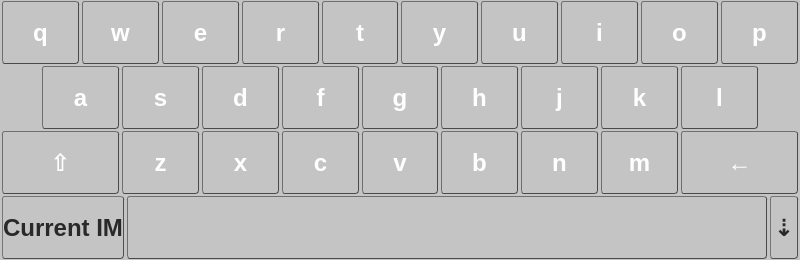
Before: the Qt Designer form src/QVirtualKeyboard.ui in drradwan/Qin, drawn with Qt 5.
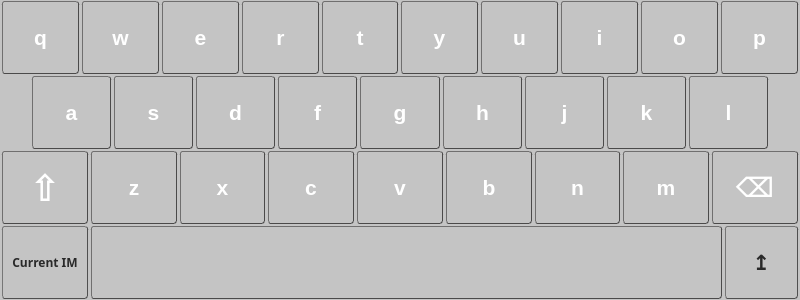
After: the same form once the commit is applied.

Diff of the .ui file:
```diff
--- a/src/QVirtualKeyboard.ui
+++ b/src/QVirtualKeyboard.ui
@@ -7,7 +7,7 @@
     <x>0</x>
     <y>0</y>
     <width>800</width>
-    <height>260</height>
+    <height>300</height>
    </rect>
   </property>
   <property name="sizePolicy">
@@ -33,7 +33,7 @@
 
 QPushButton {
     min-height: 1.5em;
-    font: 24px;
+    font: 1em;
     font-weight: bold;
     margin: 0 1px 0 1px;
     color: #292929;
@@ -52,7 +52,7 @@
 }
 
 QToolButton {
-    font: 24px;
+    font: 1em;
     font-weight: bold;
     margin: 0 1px 0 1px;
 
@@ -124,6 +124,7 @@
          </property>
          <property name="font">
           <font>
+           <pointsize>16</pointsize>
            <weight>75</weight>
            <italic>false</italic>
            <bold>true</bold>
@@ -153,6 +154,7 @@
          </property>
          <property name="font">
           <font>
+           <pointsize>16</pointsize>
            <weight>75</weight>
            <italic>false</italic>
            <bold>true</bold>
@@ -182,6 +184,7 @@
          </property>
          <property name="font">
           <font>
+           <pointsize>16</pointsize>
            <weight>75</weight>
            <italic>false</italic>
            <bold>true</bold>
@@ -211,6 +214,7 @@
          </property>
          <property name="font">
           <font>
+           <pointsize>16</pointsize>
            <weight>75</weight>
            <italic>false</italic>
            <bold>true</bold>
@@ -240,6 +244,7 @@
          </property>
          <property name="font">
           <font>
+           <pointsize>16</pointsize>
            <weight>75</weight>
            <italic>false</italic>
            <bold>true</bold>
@@ -269,6 +274,7 @@
          </property>
          <property name="font">
           <font>
+           <pointsize>16</pointsize>
            <weight>75</weight>
            <italic>false</italic>
            <bold>true</bold>
@@ -298,6 +304,7 @@
          </property>
          <property name="font">
           <font>
+           <pointsize>16</pointsize>
            <weight>75</weight>
            <italic>false</italic>
            <bold>true</bold>
@@ -327,6 +334,7 @@
          </property>
          <property name="font">
           <font>
+           <pointsize>16</pointsize>
            <weight>75</weight>
            <italic>false</italic>
            <bold>true</bold>
@@ -356,6 +364,7 @@
          </property>
          <property name="font">
           <font>
+           <pointsize>16</pointsize>
            <weight>75</weight>
            <italic>false</italic>
            <bold>true</bold>
@@ -385,6 +394,7 @@
          </property>
          <property name="font">
           <font>
+           <pointsize>16</pointsize>
            <weight>75</weight>
            <italic>false</italic>
            <bold>true</bold>
@@ -412,10 +422,10 @@
         <number>1</number>
        </property>
        <property name="leftMargin">
-        <number>40</number>
+        <number>30</number>
        </property>
        <property name="rightMargin">
-        <number>40</number>
+        <number>30</number>
        </property>
        <item>
         <widget class="QToolButton" name="btnA">
@@ -427,6 +437,7 @@
          </property>
          <property name="font">
           <font>
+           <pointsize>16</pointsize>
            <weight>75</weight>
            <italic>false</italic>
            <bold>true</bold>
@@ -456,6 +467,7 @@
          </property>
          <property name="font">
           <font>
+           <pointsize>16</pointsize>
            <weight>75</weight>
            <italic>false</italic>
            <bold>true</bold>
@@ -485,6 +497,7 @@
          </property>
          <property name="font">
           <font>
+           <pointsize>16</pointsize>
            <weight>75</weight>
            <italic>false</italic>
            <bold>true</bold>
@@ -514,6 +527,7 @@
          </property>
          <property name="font">
           <font>
+           <pointsize>16</pointsize>
            <weight>75</weight>
            <italic>false</italic>
            <bold>true</bold>
@@ -543,6 +557,7 @@
          </property>
          <property name="font">
           <font>
+           <pointsize>16</pointsize>
            <weight>75</weight>
            <italic>false</italic>
            <bold>true</bold>
@@ -572,6 +587,7 @@
          </property>
          <property name="font">
           <font>
+           <pointsize>16</pointsize>
            <weight>75</weight>
            <italic>false</italic>
            <bold>true</bold>
@@ -601,7 +617,7 @@
          </property>
          <property name="font">
           <font>
-           <pointsize>10</pointsize>
+           <pointsize>16</pointsize>
            <weight>75</weight>
            <italic>false</italic>
            <bold>true</bold>
@@ -631,6 +647,7 @@
          </property>
          <property name="font">
           <font>
+           <pointsize>16</pointsize>
            <weight>75</weight>
            <italic>false</italic>
            <bold>true</bold>
@@ -660,6 +677,7 @@
          </property>
          <property name="font">
           <font>
+           <pointsize>16</pointsize>
            <weight>75</weight>
            <italic>false</italic>
            <bold>true</bold>
@@ -694,14 +712,9 @@
            <verstretch>0</verstretch>
           </sizepolicy>
          </property>
-         <property name="minimumSize">
-          <size>
-           <width>119</width>
-           <height>0</height>
-          </size>
-         </property>
          <property name="font">
           <font>
+           <pointsize>28</pointsize>
            <weight>75</weight>
            <italic>false</italic>
            <bold>true</bold>
@@ -731,6 +744,7 @@
          </property>
          <property name="font">
           <font>
+           <pointsize>16</pointsize>
            <weight>75</weight>
            <italic>false</italic>
            <bold>true</bold>
@@ -760,6 +774,7 @@
          </property>
          <property name="font">
           <font>
+           <pointsize>16</pointsize>
            <weight>75</weight>
            <italic>false</italic>
            <bold>true</bold>
@@ -789,6 +804,7 @@
          </property>
          <property name="font">
           <font>
+           <pointsize>16</pointsize>
            <weight>75</weight>
            <italic>false</italic>
            <bold>true</bold>
@@ -818,6 +834,7 @@
          </property>
          <property name="font">
           <font>
+           <pointsize>16</pointsize>
            <weight>75</weight>
            <italic>false</italic>
            <bold>true</bold>
@@ -847,6 +864,7 @@
          </property>
          <property name="font">
           <font>
+           <pointsize>16</pointsize>
            <weight>75</weight>
            <italic>false</italic>
            <bold>true</bold>
@@ -876,6 +894,7 @@
          </property>
          <property name="font">
           <font>
+           <pointsize>16</pointsize>
            <weight>75</weight>
            <italic>false</italic>
            <bold>true</bold>
@@ -905,6 +924,7 @@
          </property>
          <property name="font">
           <font>
+           <pointsize>16</pointsize>
            <weight>75</weight>
            <italic>false</italic>
            <bold>true</bold>
@@ -932,14 +952,9 @@
            <verstretch>0</verstretch>
           </sizepolicy>
          </property>
-         <property name="minimumSize">
-          <size>
-           <width>119</width>
-           <height>0</height>
-          </size>
-         </property>
          <property name="font">
           <font>
+           <pointsize>20</pointsize>
            <weight>75</weight>
            <italic>false</italic>
            <bold>true</bold>
@@ -949,7 +964,7 @@
           <string>0x01000003</string>
          </property>
          <property name="text">
-          <string>←</string>
+          <string>⌫</string>
          </property>
          <property name="checkable">
           <bool>false</bool>
@@ -977,9 +992,17 @@
          <property name="minimumSize">
           <size>
            <width>88</width>
-           <height>25</height>
+           <height>22</height>
           </size>
          </property>
+         <property name="font">
+          <font>
+           <family>WenQuanYi Micro Hei</family>
+           <weight>75</weight>
+           <italic>false</italic>
+           <bold>true</bold>
+          </font>
+         </property>
          <property name="text">
           <string>Current IM</string>
          </property>
@@ -995,6 +1018,7 @@
          </property>
          <property name="font">
           <font>
+           <pointsize>16</pointsize>
            <weight>75</weight>
            <italic>false</italic>
            <bold>true</bold>
@@ -1004,7 +1028,7 @@
           <string>0x20</string>
          </property>
          <property name="text">
-          <string> </string>
+          <string/>
          </property>
          <property name="checkable">
           <bool>false</bool>
@@ -1024,12 +1048,20 @@
          </property>
          <property name="minimumSize">
           <size>
-           <width>30</width>
-           <height>25</height>
+           <width>75</width>
+           <height>22</height>
           </size>
          </property>
+         <property name="font">
+          <font>
+           <pointsize>16</pointsize>
+           <weight>75</weight>
+           <italic>false</italic>
+           <bold>true</bold>
+          </font>
+         </property>
          <property name="text">
-          <string>⇣</string>
+          <string>↥</string>
          </property>
         </widget>
        </item>
```
Left out of the diff: 71 changed lines with no effect on the pictures.
